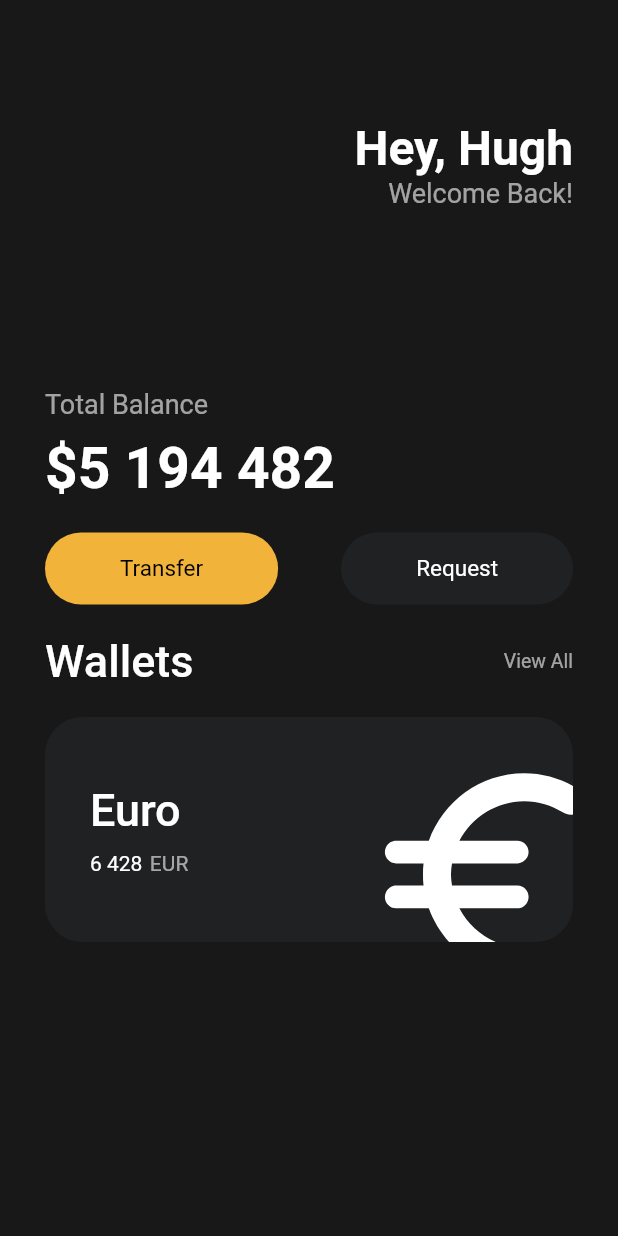
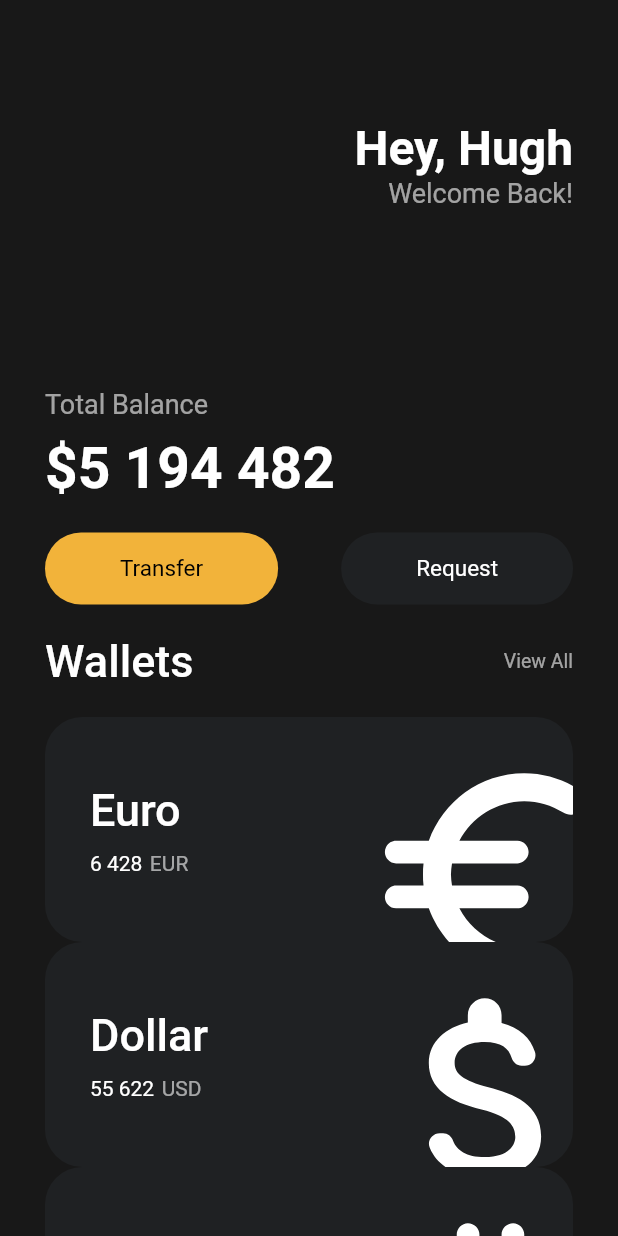
Before and after one commit to royalahn/flutter-starter, a Flutter app: the screen it shows after launch, on a phone screen of 412 x 824 dp. Run offline on Flutter 3.47's test engine with Material 2 defaults, Android fonts, the phone set to English and light mode, and no system bars.

Commit message:
Add CurrencyCards

```diff
--- a/lib/main.dart
+++ b/lib/main.dart
@@ -114,7 +114,19 @@ class App extends StatelessWidget {
                   amount: '6 428',
                   code: 'EUR',
                   icon: Icons.euro_rounded,
-                )
+                ),
+                const CurrencyCard(
+                  name: 'Dollar',
+                  amount: '55 622',
+                  code: 'USD',
+                  icon: Icons.attach_money_rounded,
+                ),
+                const CurrencyCard(
+                  name: 'Bitcoin',
+                  amount: '24',
+                  code: 'BTC',
+                  icon: Icons.currency_bitcoin_rounded,
+                ),
               ],
             )),
       ),
```
